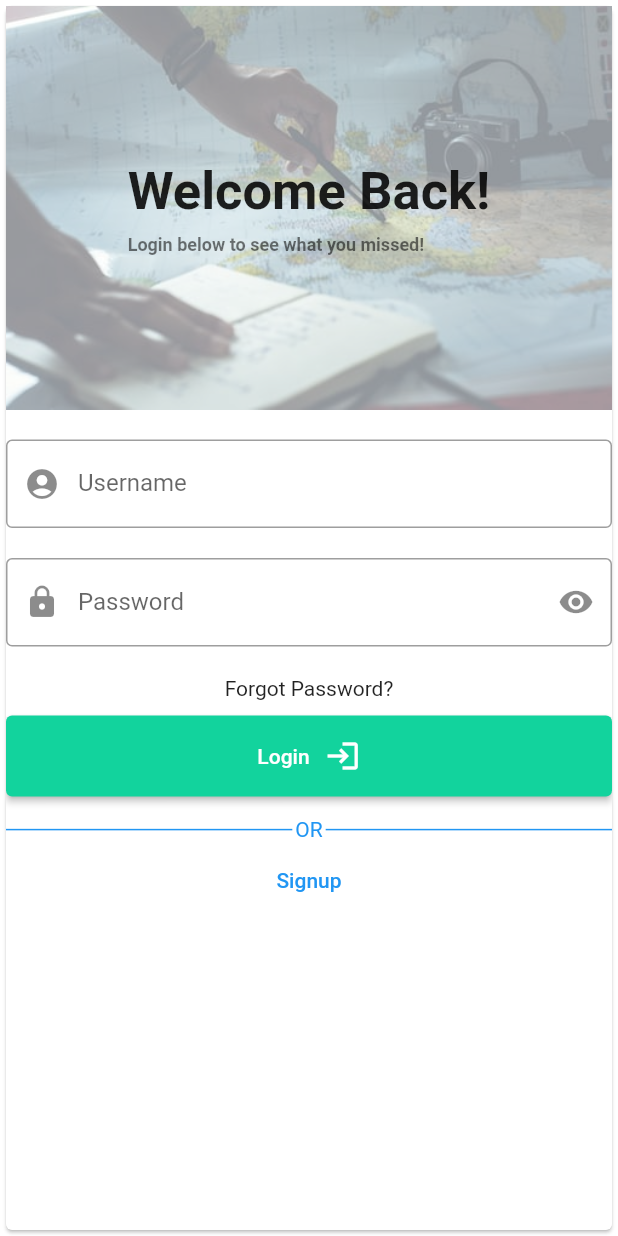
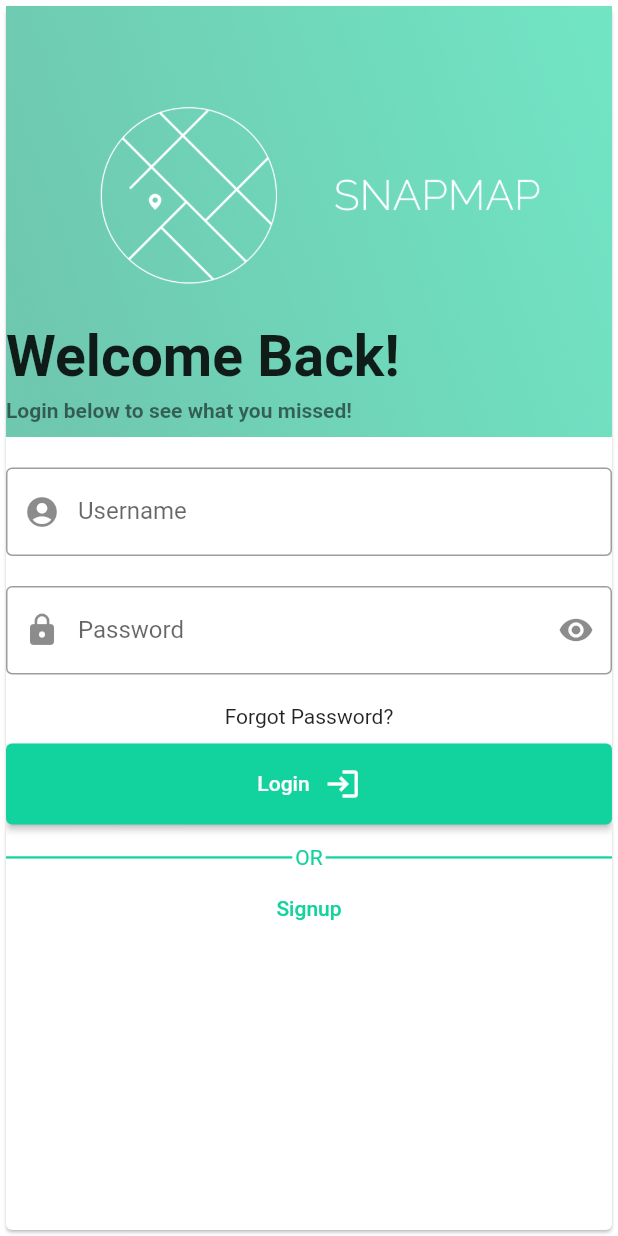
Before and after one commit to CSCI4100U-Mobile-Dev-Group10/Snapmap, a Flutter app: the screen it shows after launch, on a phone screen of 412 x 824 dp. Run offline on Flutter 3.47's test engine with Material 2 defaults, Android fonts, the light colour scheme and no system bars; our stand-ins replace camera, cloud_firestore, firebase_core, firebase_storage, flutter_map, geolocator and 4 more; missing offline and left inert: camera_web, cloud_firestore_web, firebase_core_web, firebase_storage_web, geolocator_web, image_picker_for_web and 1 more; accounts and stored records are empty.

Commit message:
Theme color updates to UI, logo added

```diff
--- a/lib/screens/profile_screen.dart
+++ b/lib/screens/profile_screen.dart
@@ -36,6 +36,7 @@ class _ProfileScreenState extends State<ProfileScreen> {
                     ProfileTabs(icon: Icons.qr_code),
                     ProfileTabs(icon: Icons.person_add_alt_1)
                   ],
+                  indicatorColor: Color(0xFF12D39D),
                 ),
                 SizedBox(
                     height: 400,
--- a/lib/widgets/atoms/avatar.dart
+++ b/lib/widgets/atoms/avatar.dart
@@ -10,7 +10,7 @@ class Avatar extends StatelessWidget {
   Widget build(BuildContext context) {
     return CircleAvatar(
       radius: 55,
-      backgroundColor: Colors.blue,
+      backgroundColor: const Color(0xFF12D39D),
       child: ClipOval(
         child: Builder(
           builder: (BuildContext ctx) {
--- a/lib/widgets/atoms/dialog_base.dart
+++ b/lib/widgets/atoms/dialog_base.dart
@@ -35,7 +35,7 @@ class _DialogBaseState extends State<DialogBase> {
           },
         ),
         IconButton(
-          icon: const Icon(Icons.check, color: Colors.green),
+          icon: const Icon(Icons.check, color: Color(0xFF12D39D)),
           onPressed: () async {
             if (!isAccepted) {
               setState(() {
--- a/lib/widgets/atoms/textbutton_text.dart
+++ b/lib/widgets/atoms/textbutton_text.dart
@@ -8,6 +8,6 @@ class TextButtonText extends StatelessWidget {
 
   @override
   Widget build(BuildContext context) {
-    return Text(text, style: const TextStyle(color: Colors.blue));
+    return Text(text, style: const TextStyle(color: Color(0xFF12D39D)));
   }
 }
--- a/lib/widgets/molecules/login_page_divider.dart
+++ b/lib/widgets/molecules/login_page_divider.dart
@@ -9,13 +9,13 @@ class LoginDivider extends StatelessWidget {
     return Stack(
       alignment: Alignment.center,
       children: [
-        const Divider(thickness: 1, color: Colors.blue),
+        const Divider(thickness: 1.5, color: Color(0xFF12D39D)),
         // stack text on top of divider with padding to add some whitespace
         // between text and divider
         Container(
           decoration: const BoxDecoration(color: Colors.white),
           padding: const EdgeInsets.all(2),
-          child: const Text('OR', style: TextStyle(color: Colors.blue)),
+          child: const Text('OR', style: TextStyle(color: Color(0xFF12D39D))),
         ),
       ],
     );
--- a/lib/widgets/molecules/profile_tab_labels.dart
+++ b/lib/widgets/molecules/profile_tab_labels.dart
@@ -6,6 +6,6 @@ class ProfileTabs extends StatelessWidget {
 
   @override
   Widget build(BuildContext context) {
-    return Tab(child: Icon(icon, size: 30, color: Colors.blue));
+    return Tab(child: Icon(icon, size: 30, color: const Color(0xFF12D39D)));
   }
 }
--- a/lib/widgets/molecules/welcome_section.dart
+++ b/lib/widgets/molecules/welcome_section.dart
@@ -16,14 +16,19 @@ class WelcomeSection extends StatelessWidget {
       children: [
         // provides a welcome message for the user
         Text(message,
-            style: const TextStyle(fontSize: 35, fontWeight: FontWeight.bold)),
-        const SizedBox(height: 8),
+            style: const TextStyle(
+                fontSize: 38,
+                fontWeight: FontWeight.bold,
+                color: Colors.black87)),
         // provides extra information for the user
+        const SizedBox(height: 5),
         Text(information,
             style: const TextStyle(
-                fontSize: 12,
+                fontSize: 14,
                 fontWeight: FontWeight.bold,
-                color: Colors.black54))
+                color: Colors.black54)),
+
+        const SizedBox(height: 10),
       ],
     );
   }
--- a/lib/widgets/organisms/auth/login_form.dart
+++ b/lib/widgets/organisms/auth/login_form.dart
@@ -48,10 +48,10 @@ class _LoginFormState extends State<LoginForm> {
               // create stack of image / appropriate text depending on
               // if user is on login form or signup form
               Stack(
-                alignment: Alignment.center,
+                alignment: Alignment.bottomLeft,
                 children: [
                   Opacity(
-                      opacity: 0.5,
+                      opacity: 0.6,
                       child:
                           Image.asset('images/login_signup_form_picture.jpg')),
                   // change text depending on signup / login
@@ -68,6 +68,9 @@ class _LoginFormState extends State<LoginForm> {
               const SizedBox(height: 20),
               TextFormField(
                 decoration: const InputDecoration(
+                  errorBorder: OutlineInputBorder(
+                      borderSide: BorderSide(color: Color(0xFF0EA47A))),
+                  errorStyle: TextStyle(color: Color(0xFF0EA47A)),
                   prefixIcon: Icon(Icons.account_circle),
                   labelText: "Username",
                   border: OutlineInputBorder(),
@@ -87,6 +90,9 @@ class _LoginFormState extends State<LoginForm> {
                 visible: pageFlag,
                 child: TextFormField(
                   decoration: const InputDecoration(
+                    errorBorder: OutlineInputBorder(
+                        borderSide: BorderSide(color: Color(0xFF0EA47A))),
+                    errorStyle: TextStyle(color: Color(0xFF0EA47A)),
                     prefixIcon: Icon(Icons.alternate_email),
                     labelText: "Email",
                     border: OutlineInputBorder(),
@@ -112,6 +118,9 @@ class _LoginFormState extends State<LoginForm> {
                 enableSuggestions: false,
                 autocorrect: false,
                 decoration: InputDecoration(
+                  errorBorder: const OutlineInputBorder(
+                      borderSide: BorderSide(color: Color(0xFF0EA47A))),
+                  errorStyle: const TextStyle(color: Color(0xFF0EA47A)),
                   labelText: "Password",
                   prefixIcon: const Icon(Icons.lock),
                   border: const OutlineInputBorder(),
@@ -143,6 +152,9 @@ class _LoginFormState extends State<LoginForm> {
                   enableSuggestions: false,
                   autocorrect: false,
                   decoration: const InputDecoration(
+                    errorBorder: OutlineInputBorder(
+                        borderSide: BorderSide(color: Color(0xFF0EA47A))),
+                    errorStyle: TextStyle(color: Color(0xFF0EA47A)),
                     labelText: "Confirm Password",
                     prefixIcon: Icon(Icons.lock),
                     border: OutlineInputBorder(),
@@ -161,10 +173,8 @@ class _LoginFormState extends State<LoginForm> {
               const SizedBox(height: 10),
               Visibility(
                   visible: errorExists,
-                  child: Text(
-                    errorText,
-                    style: const TextStyle(color: Colors.red),
-                  )),
+                  child: Text(errorText,
+                      style: const TextStyle(color: Color(0xFF12D39D)))),
               Visibility(
                 visible: !pageFlag,
                 child: InkWell(
--- a/lib/widgets/organisms/nav_controller.dart
+++ b/lib/widgets/organisms/nav_controller.dart
@@ -48,11 +48,11 @@ class _NavControllerState extends State<NavController> {
           type: BottomNavigationBarType.shifting,
           iconSize: 30,
           selectedIconTheme: const IconThemeData(
-            color: Colors.blue,
+            color: Color(0xFF0EA47A),
             size: 40,
           ),
-          selectedItemColor: Colors.blue,
-          unselectedItemColor: Colors.grey,
+          selectedItemColor: const Color(0xFF0EA47A),
+          unselectedItemColor: const Color(0xFF12D39D),
           items: const [
             BottomNavigationBarItem(
               icon: Icon(Icons.photo_library),
```
Also changed, not shown: images/login_signup_form_picture.jpg.
